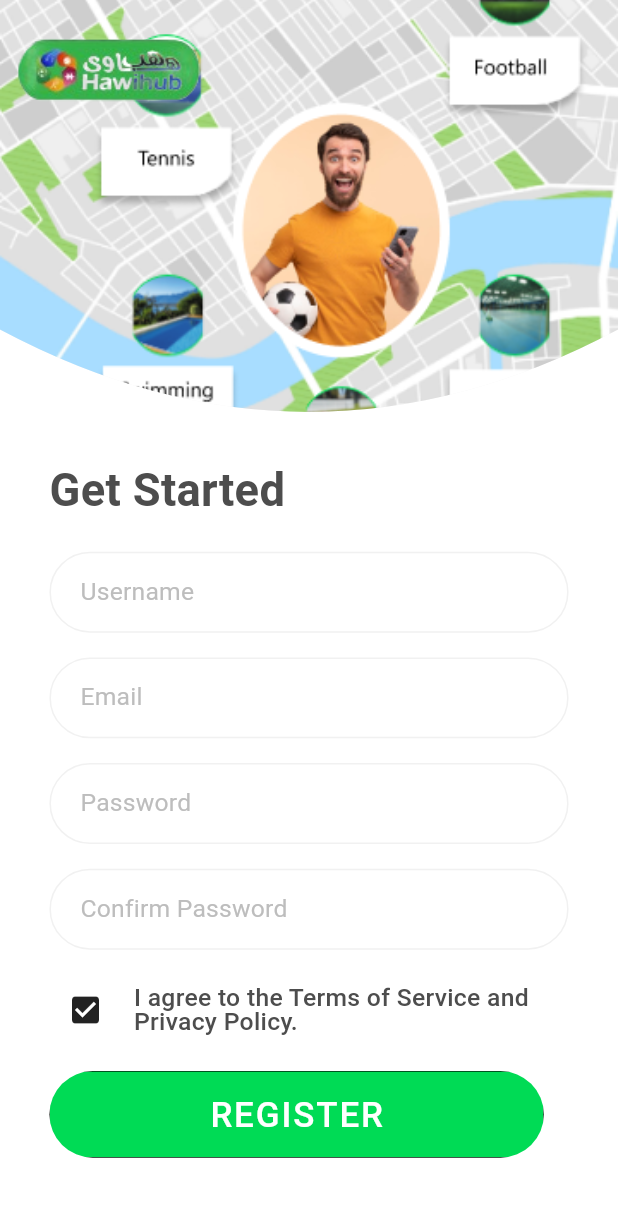
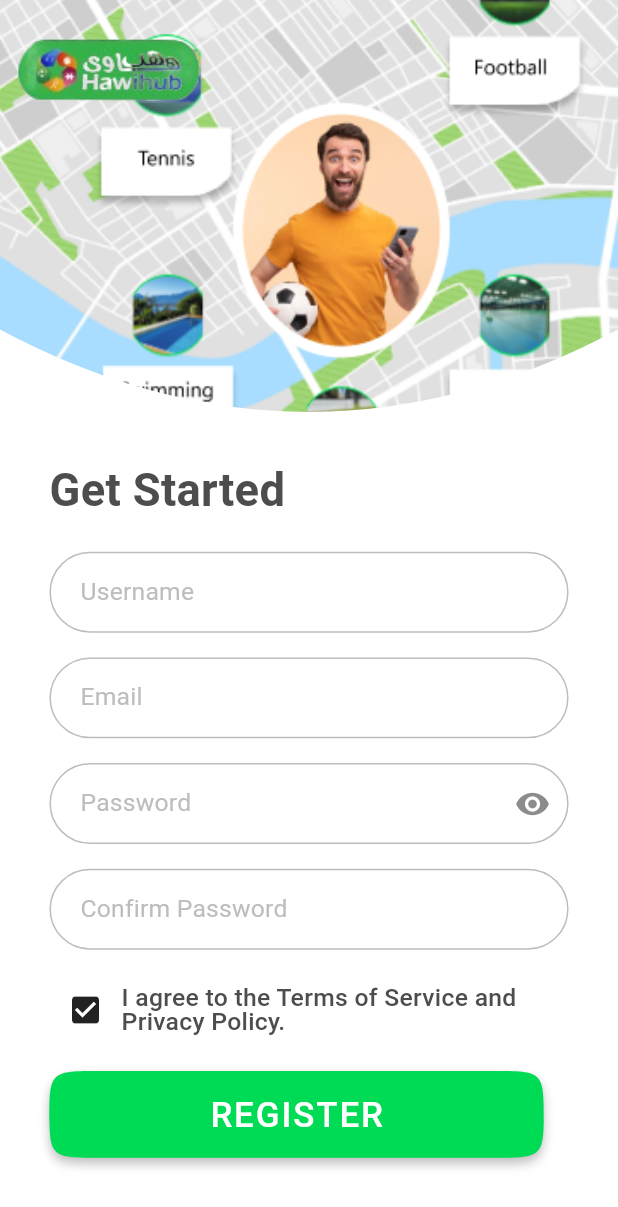
Before and after one commit to tatweer-programming/hawi_hub, a Flutter app: the RegisterScreen screen opened by its route, after a tap on the "check box outline blank" icon, on a phone screen of 412 x 824 dp. Shown: the top 1207 px of the screen. Run offline on Flutter 3.47's test engine with Material 3 defaults, Android fonts, the phone set to English and light mode, and no system bars; our stand-ins replace animated_splash_screen, bloc, carousel_slider, connectivity_plus, dartz, dio and 10 more; missing offline and left inert: flutter_geolocation_service; accounts and stored records are empty; network calls fail; Roboto replaces fonts that are missing (Roboto_500, Roboto_regular).

Commit message:
profile_screen_ui_done

```diff
--- a/lib/src/core/routing/app_router.dart
+++ b/lib/src/core/routing/app_router.dart
@@ -1,10 +1,12 @@
 import 'package:flutter/material.dart';
 import 'package:hawihub/src/core/routing/routes.dart';
+import 'package:hawihub/src/modules/auth/presentation/screens/get_started_screen.dart';
 import 'package:hawihub/src/modules/auth/presentation/screens/login_screen.dart';
 import 'package:hawihub/src/modules/auth/presentation/screens/select_sports_screen.dart';
 import 'package:hawihub/src/modules/main/view/screens/main_screen.dart';
 import 'package:hawihub/src/modules/places/view/screens/place_screen.dart';
 
+import '../../modules/auth/presentation/screens/profile_screen.dart';
 import '../../modules/auth/presentation/screens/register_screen.dart';
 import '../../modules/main/view/screens/splash_screen.dart';
 
@@ -15,19 +17,25 @@ class AppRouter {
       case Routes.splash:
         return MaterialPageRoute(
             builder: (_) => const SplashScreen(
-                  nextScreen: SelectSportsScreen(),
+                  nextScreen: ProfileScreen(),
                 ));
       case Routes.place:
-        Map<String, dynamic> arguments = settings.arguments as Map<String, dynamic>;
-        return MaterialPageRoute(builder: (_) => PlaceScreen(placeId: arguments['id']));
+        Map<String, dynamic> arguments =
+            settings.arguments as Map<String, dynamic>;
+        return MaterialPageRoute(
+            builder: (_) => PlaceScreen(placeId: arguments['id']));
       case Routes.login:
         return MaterialPageRoute(builder: (_) => const LoginScreen());
-        case Routes.home:
+      case Routes.profile:
+        return MaterialPageRoute(builder: (_) => const ProfileScreen());
+      case Routes.home:
         return MaterialPageRoute(builder: (_) => const MainScreen());
       case Routes.register:
         return MaterialPageRoute(builder: (_) => const RegisterScreen());
-        Map<String, dynamic> arguments = settings.arguments as Map<String, dynamic>;
-        return MaterialPageRoute(builder: (_) => PlaceScreen(placeId: arguments['id']));
+        Map<String, dynamic> arguments =
+            settings.arguments as Map<String, dynamic>;
+        return MaterialPageRoute(
+            builder: (_) => PlaceScreen(placeId: arguments['id']));
 
       default:
         return MaterialPageRoute(
--- a/lib/src/core/routing/routes.dart
+++ b/lib/src/core/routing/routes.dart
@@ -6,4 +6,5 @@ class Routes {
   static const String place = '/place';
   static const String login = '/login';
   static const String register = '/register';
+  static const String profile = '/profile';
 }
--- a/lib/src/modules/auth/bloc/auth_bloc.dart
+++ b/lib/src/modules/auth/bloc/auth_bloc.dart
@@ -30,7 +30,7 @@ class AuthBloc extends Bloc<AuthEvent, AuthState> {
         emit(RegisterPlayerLoadingState());
         await _repository.registerPlayer(event.player).then((value) {
           print(value);
-          if (value == "Login Successfully") {
+          if (value == "Registration Successful") {
             emit(RegisterPlayerSuccessState());
           } else {
             emit(RegisterPlayerErrorState(value));
@@ -66,11 +66,17 @@ class AuthBloc extends Bloc<AuthEvent, AuthState> {
         } else {
           emit(AcceptConfirmTermsState(true));
         }
+      }else if (event is ChangePasswordVisibilityEvent) {
+        if (event.visible) {
+          emit(ChangePasswordVisibilityState(false));
+        } else {
+          emit(ChangePasswordVisibilityState(true));
+        }
       } else if (event is SelectSportEvent) {
         List<Sport> selectedSports = event.sports;
         if (event.sports.contains(event.sport)) {
           selectedSports.remove(event.sport);
-          emit(UnSelectSportState(sports: selectedSports));
+          emit(SelectSportState(sports: selectedSports));
         } else {
           selectedSports.add(event.sport);
           emit(SelectSportState(sports: selectedSports));
--- a/lib/src/modules/auth/bloc/auth_event.dart
+++ b/lib/src/modules/auth/bloc/auth_event.dart
@@ -2,27 +2,38 @@ part of 'auth_bloc.dart';
 
 @immutable
 sealed class AuthEvent {}
+
 class RegisterPlayerEvent extends AuthEvent {
   final Player player;
 
   RegisterPlayerEvent({required this.player});
-}class LoginPlayerEvent extends AuthEvent {
+}
+
+class LoginPlayerEvent extends AuthEvent {
   final String email;
   final String password;
 
   LoginPlayerEvent({required this.email, required this.password});
+}
 
-}
 class AddProfilePictureEvent extends AuthEvent {}
+
 class GetSportsEvent extends AuthEvent {}
+
 class SelectSportEvent extends AuthEvent {
   final List<Sport> sports;
   final Sport sport;
 
   SelectSportEvent({required this.sports, required this.sport});
 }
+
 class AcceptConfirmTermsEvent extends AuthEvent {
   final bool accept;
 
   AcceptConfirmTermsEvent(this.accept);
 }
+class ChangePasswordVisibilityEvent extends AuthEvent {
+  final bool visible;
+
+  ChangePasswordVisibilityEvent(this.visible);
+}
--- a/lib/src/modules/auth/bloc/auth_state.dart
+++ b/lib/src/modules/auth/bloc/auth_state.dart
@@ -4,6 +4,7 @@ part of 'auth_bloc.dart';
 sealed class AuthState {}
 
 class AuthInitial extends AuthState {}
+
 // register player
 class RegisterPlayerLoadingState extends AuthState {}
 
@@ -14,6 +15,7 @@ class RegisterPlayerErrorState extends AuthState {
 
   RegisterPlayerErrorState(this.error);
 }
+
 // get sports
 class GetSportsLoadingState extends AuthState {}
 
@@ -24,6 +26,7 @@ class GetSportsErrorState extends AuthState {
 
   GetSportsErrorState(this.error);
 }
+
 // login player
 class LoginPlayerLoadingState extends AuthState {}
 
@@ -41,19 +44,20 @@ class AcceptConfirmTermsState extends AuthState {
   AcceptConfirmTermsState(this.accept);
 }
 
+class ChangePasswordVisibilityState extends AuthState {
+  final bool visible;
+
+  ChangePasswordVisibilityState(this.visible);
+}
+
 class AddProfilePictureSuccessState extends AuthState {
   final File profilePictureFile;
 
   AddProfilePictureSuccessState({required this.profilePictureFile});
 }
+
 class SelectSportState extends AuthState {
   final List<Sport> sports;
 
   SelectSportState({required this.sports});
 }
-class UnSelectSportState extends AuthState {
-  final List<Sport> sports;
-
-  UnSelectSportState({required this.sports});
-
-}
--- a/lib/src/modules/auth/data/models/player.dart
+++ b/lib/src/modules/auth/data/models/player.dart
@@ -21,7 +21,7 @@ class Player {
 
   Map<String, dynamic> toJson() {
     return {
-      "image": profilePictureUrl,
+      // "image": profilePictureUrl,
       "user_name": userName,
       "mail": email,
       "pass": password,
--- a/lib/src/modules/auth/data/services/auth_services.dart
+++ b/lib/src/modules/auth/data/services/auth_services.dart
@@ -13,11 +13,7 @@ class AuthService {
   ) async {
     try {
       Response response = await DioHelper.postData(
-        data: {
-          'mail': player.email,
-          'pass': player.password,
-          'user_name': player.userName,
-        },
+        data: player.toJson(),
         path: EndPoints.register,
       );
       print(response);
--- a/lib/src/modules/auth/presentation/screens/register_screen.dart
+++ b/lib/src/modules/auth/presentation/screens/register_screen.dart
@@ -23,17 +23,17 @@ class RegisterScreen extends StatelessWidget {
     AuthBloc bloc = AuthBloc.get(context);
     GlobalKey<FormState> formKey = GlobalKey<FormState>();
     bool acceptTerms = false;
-    File? image;
+    bool visible = false;
     TextEditingController confirmPasswordController = TextEditingController();
     return BlocConsumer<AuthBloc, AuthState>(
       listener: (context, state) {
-        if (state is AddProfilePictureSuccessState) {
-          image = state.profilePictureFile;
-        }
         if (state is AcceptConfirmTermsState) {
           acceptTerms = state.accept;
         }
-        else if(state is RegisterPlayerSuccessState){
+        if (state is ChangePasswordVisibilityState) {
+          visible = state.visible;
+        }
+        if (state is RegisterPlayerSuccessState) {
           context.pushAndRemove(Routes.home);
         }
       },
@@ -46,7 +46,8 @@ class RegisterScreen extends StatelessWidget {
                 children: [
                   authBackGround(40.h),
                   Padding(
-                    padding: EdgeInsets.symmetric(horizontal: 8.w, vertical: 2.h),
+                    padding:
+                        EdgeInsets.symmetric(horizontal: 8.w, vertical: 2.h),
                     child: Column(
                       crossAxisAlignment: CrossAxisAlignment.start,
                       children: [
@@ -60,39 +61,48 @@ class RegisterScreen extends StatelessWidget {
                         ),
                         mainFormField(
                             controller: userNameController,
+                            type: TextInputType.name,
                             label: 'Username',
                             validator: (value) {
                               if (value.isEmpty) {
                                 return 'Please enter username';
                               }
                               return null;
-                            }
-                        ),
+                            }),
                         SizedBox(
                           height: 2.h,
                         ),
                         mainFormField(
                             controller: emailController,
                             label: 'Email',
+                            type: TextInputType.emailAddress,
                             validator: (value) {
                               if (value.isEmpty) {
                                 return 'Please enter email';
                               }
                               return null;
-                            }
-                        ),
+                            }),
                         SizedBox(
                           height: 2.h,
                         ),
                         mainFormField(
                           controller: passwordController,
                           label: 'Password',
+                          obscureText: visible,
+                          suffix: IconButton(
+                              onPressed: () {
+                                bloc.add(
+                                    ChangePasswordVisibilityEvent(visible));
+                              },
+                              icon: Icon(visible
+                                  ? Icons.visibility_off
+                                  : Icons.visibility)),
                           validator: (value) {
                             if (value.isEmpty) {
                               return 'Please enter password';
                             }
                             return null;
-                            }
+                          },
                         ),
                         SizedBox(
                           height: 2.h,
@@ -103,13 +113,11 @@ class RegisterScreen extends StatelessWidget {
                             validator: (value) {
                               if (value.isEmpty) {
                                 return 'Please enter confirm password';
-                              }
-                              else if (value != passwordController.text) {
+                              } else if (value != passwordController.text) {
                                 return 'Password does not match';
                               }
                               return null;
-                            }
-                        ),
+                            }),
                         SizedBox(
                           height: 2.h,
                         ),
@@ -121,22 +129,29 @@ class RegisterScreen extends StatelessWidget {
                         SizedBox(
                           height: 2.h,
                         ),
-                        defaultButton(
+                        state is RegisterPlayerLoadingState
+                            ? const Center(child: CircularProgressIndicator())
+                            : defaultButton(
                                 onPressed: () {
-                            if (!formKey.currentState!.validate() && acceptTerms) {
+                                  if (formKey.currentState!.validate() &&
+                                      acceptTerms) {
                                     bloc.add(
                                       RegisterPlayerEvent(
                                         player: Player(
                                           userName: userNameController.text,
                                           email: emailController.text,
                                           password: passwordController.text,
-                                    profilePictureFile: image,
                                           myWallet: 0,
                                         ),
                                       ),
                                     );
+                                  } else if (!acceptTerms) {
+                                    ScaffoldMessenger.of(context).showSnackBar(
+                                      const SnackBar(
+                                          content: Text(
+                                              "You should agree to terms of service and privacy policy")),
+                                    );
                                   }
-
                                 },
                                 fontSize: 17.sp,
                                 text: "REGISTER",
@@ -158,10 +173,10 @@ Widget _confirmTerms(
         {required VoidCallback onTap, required bool acceptTerms}) =>
     Row(
       children: [
-        IconButton(onPressed: onTap, icon: Icon(acceptTerms ?  Icons.check_box : Icons.check_box_outline_blank)),
-        SizedBox(
-          width: 2.w,
-        ),
+        IconButton(
+            onPressed: onTap,
+            icon: Icon(
+                acceptTerms ? Icons.check_box : Icons.check_box_outline_blank)),
         Expanded(
             child: Text(
           "I agree to the Terms of Service and Privacy Policy.",
--- a/lib/src/modules/auth/presentation/widgets/widgets.dart
+++ b/lib/src/modules/auth/presentation/widgets/widgets.dart
@@ -1,4 +1,5 @@
 import 'package:flutter/material.dart';
+import 'package:hawihub/src/core/routing/navigation_manager.dart';
 import 'package:hawihub/src/core/utils/color_manager.dart';
 import 'package:sizer/sizer.dart';
 
@@ -6,26 +7,25 @@ Widget defaultButton({
   required VoidCallback onPressed,
   required String text,
   double? height,
+  Color? buttonColor,
+  Color? textColor,
   double? fontSize,
 }) =>
-    Container(
-      clipBehavior: Clip.antiAliasWithSaveLayer,
-      decoration: BoxDecoration(
+    MaterialButton(
+        height: height ?? 7.h,
+        shape: ContinuousRectangleBorder(
           borderRadius: BorderRadiusDirectional.circular(25.sp),
         ),
-      child: MaterialButton(
-          height: height ?? 7.h,
         minWidth: 80.w,
-          color: ColorManager.primary,
+        color: buttonColor ?? ColorManager.primary,
         onPressed: onPressed,
         child: Text(
           text,
           style: TextStyle(
-              color: ColorManager.white,
+            color: textColor ?? ColorManager.white,
             fontSize: fontSize,
           ),
-          )),
-    );
+        ));
 
 Widget authBackGround(double height) => Stack(
       children: [
@@ -85,14 +85,11 @@ mainFormField(
       width: width ?? double.infinity,
       child: TextFormField(
         textAlign: textAlign ?? TextAlign.start,
-        onTapOutside: (event) {
-          FocusManager.instance.primaryFocus?.unfocus();
-        },
         controller: controller,
         keyboardType: type,
         enabled: enabled,
         obscureText: obscureText,
-        maxLines: maxLines,
+        maxLines: maxLines??1,
         minLines: minLines,
         style: const TextStyle(color: ColorManager.black),
         decoration: InputDecoration(
@@ -108,13 +105,13 @@ mainFormField(
             focusedBorder: OutlineInputBorder(
               borderSide: !border
                   ? BorderSide.none
-                  : const BorderSide(color: ColorManager.grey2),
+                  : BorderSide(color: ColorManager.grey3),
               borderRadius: BorderRadius.circular(25.sp),
             ),
             enabledBorder: OutlineInputBorder(
               borderSide: !border
                   ? BorderSide.none
-                  : const BorderSide(color: ColorManager.grey2),
+                  : BorderSide(color: ColorManager.grey3),
               borderRadius: BorderRadius.circular(25.sp),
             ),
             errorStyle: TextStyle(color: ColorManager.error),
@@ -151,3 +148,23 @@ class HalfCircleCurve extends CustomClipper<Path> {
     return true;
   }
 }
+
+Widget backIcon(BuildContext context){
+  return InkWell(
+    onTap: (){
+      context.pop();
+    },
+    child: CircleAvatar(
+      radius: 12.sp,
+      backgroundColor: ColorManager.white,
+      child: Padding(
+        padding: EdgeInsetsDirectional.only(start: 2.w),
+        child: Icon(
+          Icons.arrow_back_ios,
+          size: 15.sp,
+          color: ColorManager.primary,
+        ),
+      ),
+    ),
+  );
+}
```
Also changed, not shown: lib/src/modules/auth/presentation/screens/login_screen.dart (+73 -19 lines), lib/src/modules/auth/presentation/screens/profile_screen.dart (added, +394 -0 lines), lib/src/modules/auth/presentation/screens/select_sports_screen.dart (+7 -6 lines), lib/src/modules/main/view/widgets/custom_app_bar.dart (+6 -6 lines), assets/images/facebook.png (deleted), assets/images/google.png (deleted), 11 other files. Lines whose indentation alone changed are shown as unchanged.
